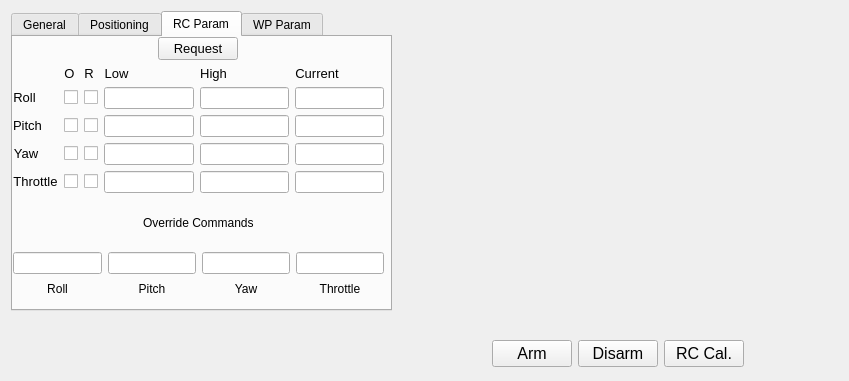
First picture: the form in ProjectSource/SwarmGUI/vehicledatadisplay.ui, repository majorpr13/SwarmingVehicles, before the edit.
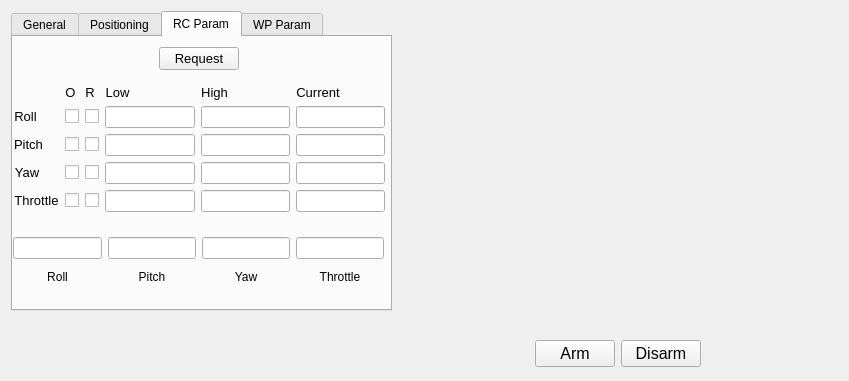
Second picture: the form after the edit. Custom widgets are drawn as their Qt base class.

Commit message: Updated RC override

Diff of the .ui file:
```diff
--- a/ProjectSource/SwarmGUI/vehicledatadisplay.ui
+++ b/ProjectSource/SwarmGUI/vehicledatadisplay.ui
@@ -797,17 +797,15 @@
         <attribute name="title">
          <string>RC Param</string>
         </attribute>
-        <widget class="QWidget" name="">
+        <widget class="QWidget" name="layoutWidget">
          <property name="geometry">
           <rect>
-           <x>0</x>
-           <y>0</y>
+           <x>1</x>
+           <y>1</y>
            <width>371</width>
-           <height>261</height>
+           <height>185</height>
           </rect>
          </property>
-         <layout class="QGridLayout" name="gridLayout_19">
-          <item row="0" column="0">
            <layout class="QVBoxLayout" name="verticalLayout">
             <item alignment="Qt::AlignHCenter">
              <widget class="QPushButton" name="pushButton_RCRequestParameters">
@@ -1317,47 +1315,16 @@
              </layout>
             </item>
            </layout>
-          </item>
-          <item row="1" column="0">
-           <layout class="QGridLayout" name="gridLayout_18">
-            <item row="0" column="0">
-             <layout class="QHBoxLayout" name="horizontalLayout_2">
-              <item>
-               <spacer name="horizontalSpacer_8">
-                <property name="orientation">
-                 <enum>Qt::Horizontal</enum>
-                </property>
-                <property name="sizeHint" stdset="0">
-                 <size>
-                  <width>40</width>
-                  <height>20</height>
-                 </size>
-                </property>
-               </spacer>
-              </item>
-              <item>
-               <widget class="QLabel" name="label_8">
-                <property name="text">
-                 <string>Override Commands</string>
-                </property>
-               </widget>
-              </item>
-              <item>
-               <spacer name="horizontalSpacer_7">
-                <property name="orientation">
-                 <enum>Qt::Horizontal</enum>
-                </property>
-                <property name="sizeHint" stdset="0">
-                 <size>
-                  <width>40</width>
-                  <height>20</height>
-                 </size>
-                </property>
-               </spacer>
-              </item>
-             </layout>
-            </item>
-            <item row="1" column="0">
+        </widget>
+        <widget class="QWidget" name="layoutWidget">
+         <property name="geometry">
+          <rect>
+           <x>0</x>
+           <y>200</y>
+           <width>371</width>
+           <height>52</height>
+          </rect>
+         </property>
              <layout class="QGridLayout" name="gridLayout_17">
               <item row="1" column="3">
                <widget class="QLabel" name="label_7">
@@ -1464,10 +1431,6 @@
                </widget>
               </item>
              </layout>
-            </item>
-           </layout>
-          </item>
-         </layout>
         </widget>
        </widget>
        <widget class="QWidget" name="tab_4">
@@ -1763,24 +1726,6 @@
          </property>
         </widget>
        </item>
-       <item>
-        <widget class="QPushButton" name="pushButton_Cal">
-         <property name="sizePolicy">
-          <sizepolicy hsizetype="Fixed" vsizetype="Fixed">
-           <horstretch>0</horstretch>
-           <verstretch>0</verstretch>
-          </sizepolicy>
-         </property>
-         <property name="font">
-          <font>
-           <pointsize>12</pointsize>
-          </font>
-         </property>
-         <property name="text">
-          <string>RC Cal.</string>
-         </property>
-        </widget>
-       </item>
        <item>
         <spacer name="horizontalSpacer_5">
          <property name="orientation">
```
Left out of the diff: 7 changed lines with no effect on the pictures. Lines whose indentation alone changed are shown as unchanged. The commit also changes 12 other files.
